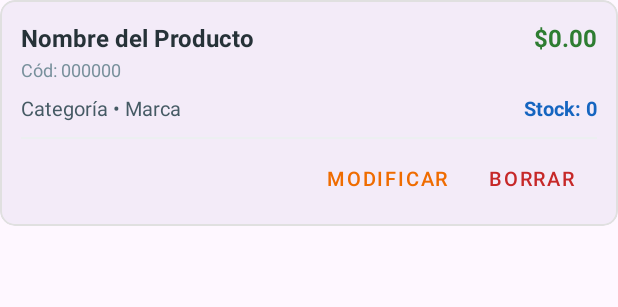
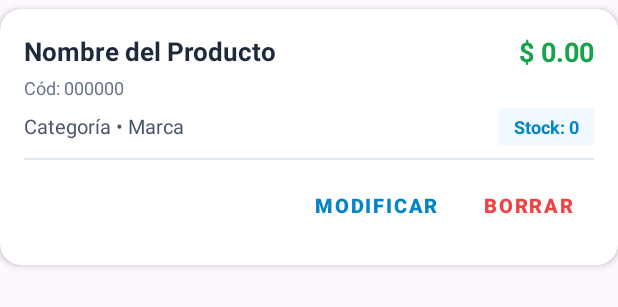
Before and after one commit to 2gPaulina/CrudProductos, an Android app: the layout item_producto.xml on its own in the app's theme, with its tools: preview values and no code run, on a phone screen of 412 x 824 dp. Shown: the top 307 px of the screen. Run offline under Robolectric (Android 15) with nearby library versions, the phone set to English and light mode, and no system bars.

Commit message:
Modificacion de LOGIN,Productos de usuario y admin

```diff
--- a/app/src/main/java/com/example/crudproductos/Usuario.kt
+++ b/app/src/main/java/com/example/crudproductos/Usuario.kt
@@ -31,7 +31,7 @@ class Usuario : AppCompatActivity() {
     private lateinit var searchView: SearchView
     private lateinit var btnVerCuenta: Button
     private lateinit var btnCerrarSesion: Button
-    private lateinit var adapter: ProductoAdapter
+    private lateinit var adapter: ProductoUsuarioAdapter // Corregido a ProductoUsuarioAdapter
 
     private var listaProductos = mutableListOf<Producto>()
     private val carrito = mutableListOf<ItemCarrito>()
@@ -66,8 +66,8 @@ class Usuario : AppCompatActivity() {
             cerrarSesion()
         }
 
-        // Configuración del Adaptador de Productos (Al presionar "Agregar")
-        adapter = ProductoAdapter(listaProductos) { producto ->
+        // Configuración del Adaptador de Productos (Usando ProductoUsuarioAdapter)
+        adapter = ProductoUsuarioAdapter(listaProductos) { producto ->
             mostrarDialogoSeleccionarCantidad(producto)
         }
         recyclerView.adapter = adapter
--- a/app/src/main/res/layout/item_producto.xml
+++ b/app/src/main/res/layout/item_producto.xml
@@ -1,116 +1,130 @@
 <?xml version="1.0" encoding="utf-8"?>
-<com.google.android.material.card.MaterialCardView
-    xmlns:android="http://schemas.android.com/apk/res/android"
+<androidx.cardview.widget.CardView xmlns:android="http://schemas.android.com/apk/res/android"
     xmlns:app="http://schemas.android.com/apk/res-auto"
     android:id="@+id/cardProducto"
     android:layout_width="match_parent"
     android:layout_height="wrap_content"
-    android:layout_marginBottom="10dp"
-    app:cardCornerRadius="10dp"
-    app:cardElevation="2dp"
-    app:strokeColor="#E0E0E0"
-    app:strokeWidth="1dp">
+    android:layout_marginVertical="6dp"
+    app:cardBackgroundColor="#FFFFFF"
+    app:cardCornerRadius="14dp"
+    app:cardElevation="3dp">
 
-    <LinearLayout
+    <androidx.constraintlayout.widget.ConstraintLayout
         android:layout_width="match_parent"
         android:layout_height="wrap_content"
-        android:orientation="vertical"
-        android:padding="14dp">
+        android:padding="16dp">
 
-        <RelativeLayout
-            android:layout_width="match_parent"
-            android:layout_height="wrap_content">
-
+        <!-- 🏷️ NOMBRE DEL PRODUCTO -->
         <TextView
             android:id="@+id/tvNombreProducto"
-                android:layout_width="wrap_content"
+            android:layout_width="0dp"
             android:layout_height="wrap_content"
+            android:layout_marginEnd="12dp"
+            android:ellipsize="end"
+            android:maxLines="2"
             android:text="Nombre del Producto"
-                android:textSize="16sp"
+            android:textColor="#1E293B"
+            android:textSize="17sp"
             android:textStyle="bold"
-                android:textColor="#263238"
-                android:layout_toStartOf="@id/tvPrecio"
-                android:layout_alignParentStart="true"/>
+            app:layout_constraintEnd_toStartOf="@+id/tvPrecio"
+            app:layout_constraintStart_toStartOf="parent"
+            app:layout_constraintTop_toTopOf="parent" />
 
+        <!-- 💵 PRECIO EN VERDE -->
         <TextView
             android:id="@+id/tvPrecio"
             android:layout_width="wrap_content"
             android:layout_height="wrap_content"
-                android:layout_alignParentEnd="true"
-                android:text="$0.00"
-                android:textSize="16sp"
+            android:text="$ 0.00"
+            android:textColor="#16A34A"
+            android:textSize="18sp"
             android:textStyle="bold"
-                android:textColor="#2E7D32" />
-        </RelativeLayout>
+            app:layout_constraintEnd_toEndOf="parent"
+            app:layout_constraintTop_toTopOf="parent" />
 
+        <!-- 📊 CÓDIGO DE BARRAS -->
         <TextView
             android:id="@+id/tvCodigoBarras"
             android:layout_width="wrap_content"
             android:layout_height="wrap_content"
+            android:layout_marginTop="4dp"
             android:text="Cód: 000000"
+            android:textColor="#64748B"
             android:textSize="12sp"
-            android:textColor="#78909C"
-            android:layout_marginTop="2dp" />
+            app:layout_constraintStart_toStartOf="parent"
+            app:layout_constraintTop_toBottomOf="@id/tvNombreProducto" />
 
-        <LinearLayout
-            android:layout_width="match_parent"
-            android:layout_height="wrap_content"
-            android:orientation="horizontal"
-            android:layout_marginTop="8dp">
-
+        <!-- 📂 CATEGORÍA Y MARCA -->
         <TextView
             android:id="@+id/tvCategoriaMarca"
             android:layout_width="0dp"
             android:layout_height="wrap_content"
-                android:layout_weight="1"
+            android:layout_marginTop="8dp"
+            android:layout_marginEnd="8dp"
             android:text="Categoría • Marca"
+            android:textColor="#475569"
             android:textSize="13sp"
-                android:textColor="#455A64" />
+            app:layout_constraintEnd_toStartOf="@+id/tvStock"
+            app:layout_constraintStart_toStartOf="parent"
+            app:layout_constraintTop_toBottomOf="@id/tvCodigoBarras" />
 
+        <!-- 📦 STOCK EN ETIQUETA AZUL -->
         <TextView
             android:id="@+id/tvStock"
             android:layout_width="wrap_content"
             android:layout_height="wrap_content"
+            android:background="#F0F9FF"
+            android:paddingHorizontal="10dp"
+            android:paddingVertical="4dp"
             android:text="Stock: 0"
-                android:textSize="13sp"
+            android:textColor="#0284C7"
+            android:textSize="12sp"
             android:textStyle="bold"
-                android:textColor="#1565C0" />
-        </LinearLayout>
+            app:layout_constraintBottom_toBottomOf="@id/tvCategoriaMarca"
+            app:layout_constraintEnd_toEndOf="parent"
+            app:layout_constraintTop_toTopOf="@id/tvCategoriaMarca" />
 
+        <!-- ── DIVISOR DECORATIVO ── -->
         <View
+            android:id="@+id/divider"
             android:layout_width="match_parent"
             android:layout_height="1dp"
-            android:background="#ECEFF1"
-            android:layout_marginTop="10dp"
-            android:layout_marginBottom="8dp" />
+            android:layout_marginTop="12dp"
+            android:background="#E2E8F0"
+            app:layout_constraintTop_toBottomOf="@id/tvCategoriaMarca" />
 
+        <!-- 🔘 BOTONES DE ACCIÓN (MODIFICAR / BORRAR) -->
         <LinearLayout
-            android:layout_width="match_parent"
+            android:layout_width="wrap_content"
             android:layout_height="wrap_content"
-            android:gravity="end"
-            android:orientation="horizontal">
+            android:layout_marginTop="6dp"
+            android:orientation="horizontal"
+            app:layout_constraintEnd_toEndOf="parent"
+            app:layout_constraintTop_toBottomOf="@id/divider">
 
-            <Button
+            <com.google.android.material.button.MaterialButton
                 android:id="@+id/btnEditarItem"
                 style="@style/Widget.MaterialComponents.Button.TextButton"
                 android:layout_width="wrap_content"
-                android:layout_height="36dp"
-                android:padding="0dp"
+                android:layout_height="wrap_content"
+                android:paddingHorizontal="12dp"
                 android:text="Modificar"
-                android:textColor="#EF6C00"
-                android:textSize="13sp" />
+                android:textColor="#0284C7"
+                android:textSize="13sp"
+                android:textStyle="bold" />
 
-            <Button
+            <com.google.android.material.button.MaterialButton
                 android:id="@+id/btnEliminarItem"
                 style="@style/Widget.MaterialComponents.Button.TextButton"
                 android:layout_width="wrap_content"
-                android:layout_height="36dp"
-                android:padding="0dp"
-                android:layout_marginStart="8dp"
+                android:layout_height="wrap_content"
+                android:layout_marginStart="4dp"
+                android:paddingHorizontal="12dp"
                 android:text="Borrar"
-                android:textColor="#C62828"
-                android:textSize="13sp" />
+                android:textColor="#EF4444"
+                android:textSize="13sp"
+                android:textStyle="bold" />
         </LinearLayout>
 
-    </LinearLayout>
-</com.google.android.material.card.MaterialCardView>
+    </androidx.constraintlayout.widget.ConstraintLayout>
+</androidx.cardview.widget.CardView>
```
Also changed, not shown: app/src/main/java/com/example/crudproductos/ProductoUsuarioAdapter.kt (added, +49 -0 lines), app/src/main/res/layout/activity_login.xml (+66 -28 lines), app/src/main/res/layout/activity_usuario.xml (+14 -14 lines). Lines whose indentation alone changed are shown as unchanged.
